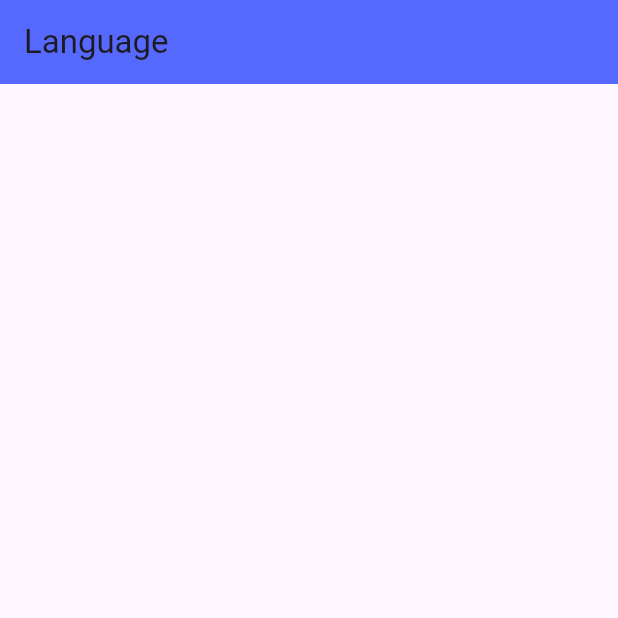
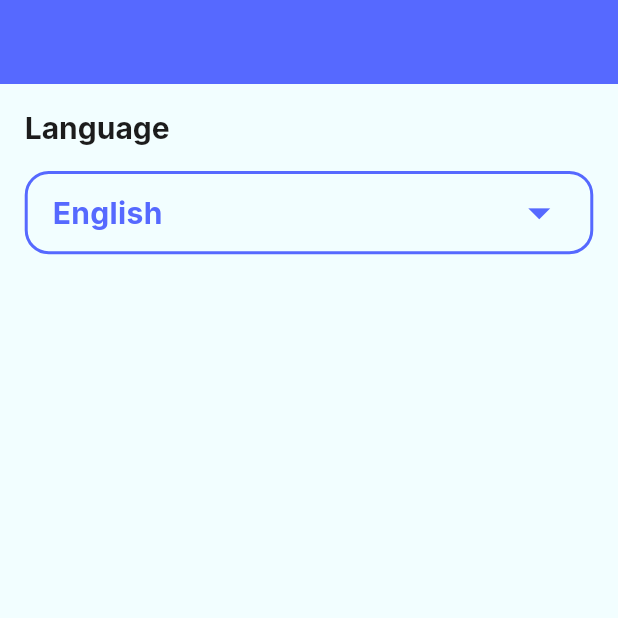
Before and after one commit to shoogalzain-cpu/evently_app, a Flutter app: the screen it shows after launch, on a phone screen of 412 x 824 dp, the top half of it. Run offline on Flutter 3.47's test engine with Material 3 defaults, Android fonts, the phone set to English and light mode, and no system bars; our stand-ins replace google_fonts.

Commit message:
+ profile + provider

```diff
--- a/lib/home/home_screen.dart
+++ b/lib/home/home_screen.dart
@@ -1,5 +1,10 @@
+import 'package:event_app/home/tabs/profile/profile.dart';
+import 'package:event_app/l10n/app_localizations.dart';
 import 'package:event_app/utils/app_colors.dart';
 import 'package:flutter/material.dart';
+
+
+
 
 class HomeScreen extends StatelessWidget {
   const HomeScreen({super.key});
@@ -7,10 +12,7 @@ class HomeScreen extends StatelessWidget {
   @override
   Widget build(BuildContext context) {
     return Scaffold(
-      appBar: AppBar(
-        backgroundColor:AppColors.primaryLight ,
-        title: Text('Language'),
-      ),
+      body: ProfileTab(),
     );
   }
 }
--- /dev/null
+++ b/lib/home/tabs/profile/profile.dart
@@ -0,0 +1,82 @@
+import 'package:event_app/home/tabs/profile/language/language_bottom_sheet.dart';
+import 'package:event_app/l10n/app_localizations.dart';
+import 'package:event_app/providers/app_language_provider.dart';
+import 'package:event_app/utils/app_colors.dart';
+import 'package:event_app/utils/app_styles.dart';
+import 'package:flutter/material.dart';
+import 'package:provider/provider.dart';
+
+class ProfileTab extends StatefulWidget {
+  const ProfileTab({super.key});
+
+  @override
+  State<ProfileTab> createState() => _ProfileTabState();
+}
+
+class _ProfileTabState extends State<ProfileTab> {
+  @override
+  Widget build(BuildContext context) {
+
+    var height = MediaQuery.of(context).size.height;
+    var width = MediaQuery.of(context).size.width;
+    var languageProvider = Provider.of<AppLanguageProvider>(context);
+    return Scaffold(
+      appBar: AppBar(
+        backgroundColor: AppColors.primaryLight,
+      ),
+      body: Padding(
+        padding: EdgeInsets.symmetric(
+          horizontal: width*0.04,
+          vertical: height*0.02
+        ),
+        child: Column(
+          crossAxisAlignment: CrossAxisAlignment.stretch,
+          children: [
+            Text(AppLocalizations.of(context)!.language,
+            style: Theme.of(context).textTheme.headlineLarge,),
+            InkWell(
+              onTap: (){
+               showLanguageBottomSheet();
+              },
+              child: Container(
+                margin: EdgeInsets.symmetric(
+                  vertical: height*0.02
+                ),
+                padding: EdgeInsets.symmetric(
+                  horizontal: width*0.04,
+                  vertical: height*0.01
+                ),
+                decoration: BoxDecoration(
+                  borderRadius: BorderRadius.circular(16),
+                  border: Border.all(
+                    color: AppColors.primaryLight,
+                    width: 2
+                  )
+                ),
+                child: Row(
+                  mainAxisAlignment: MainAxisAlignment.spaceBetween,
+                  children: [
+                    Text(
+                      languageProvider.appLanguage == 'en'?
+                      AppLocalizations.of(context)!.english:
+                      AppLocalizations.of(context)!.arabic,
+                    style: AppStyles.bold20Primary,),
+                    Icon(Icons.arrow_drop_down_outlined,
+                    color: AppColors.primaryLight,size: 35,)
+                  ],
+                ),
+              ),
+            )
+          ],
+        ),
+      ),
+    );
+  }
+
+  void showLanguageBottomSheet() {
+    showModalBottomSheet(
+        context: context,
+        builder: (context) =>const LanguageBottomSheet() ,
+    );
+  }
+}
--- a/lib/l10n/app_localizations.dart
+++ b/lib/l10n/app_localizations.dart
@@ -98,6 +98,12 @@ abstract class AppLocalizations {
     Locale('en'),
   ];
 
+  /// No description provided for @language.
+  ///
+  /// In en, this message translates to:
+  /// **'Language'**
+  String get language;
+
   /// No description provided for @english.
   ///
   /// In en, this message translates to:
@@ -127,6 +133,156 @@ abstract class AppLocalizations {
   /// In en, this message translates to:
   /// **'Light'**
   String get light;
+
+  /// No description provided for @start.
+  ///
+  /// In en, this message translates to:
+  /// **'Let’s Start'**
+  String get start;
+
+  /// No description provided for @onboarding_title_1.
+  ///
+  /// In en, this message translates to:
+  /// **'Personalize Your Experience'**
+  String get onboarding_title_1;
+
+  /// No description provided for @onboarding_desc_1.
+  ///
+  /// In en, this message translates to:
+  /// **'Choose your preferred theme and language to get started with a comfortable, tailored experience that suits your style.'**
+  String get onboarding_desc_1;
+
+  /// No description provided for @onboarding_title_2.
+  ///
+  /// In en, this message translates to:
+  /// **'Find Events That Inspire You'**
+  String get onboarding_title_2;
+
+  /// No description provided for @onboarding_desc_2.
+  ///
+  /// In en, this message translates to:
+  /// **'Dive into a world of events crafted to fit your unique interests. Whether you\'re into live music, art workshops, professional networking, or simply discovering new experiences, we have something for everyone. Our curated recommendations will help you explore, connect, and make the most of every opportunity around you.'**
+  String get onboarding_desc_2;
+
+  /// No description provided for @onboarding_title_3.
+  ///
+  /// In en, this message translates to:
+  /// **'Effortless Event Planning'**
+  String get onboarding_title_3;
+
+  /// No description provided for @onboarding_desc_3.
+  ///
+  /// In en, this message translates to:
+  /// **'Take the hassle out of organizing events with our all-in-one planning tools. From setting up invites and managing RSVPs to scheduling reminders and coordinating details, we’ve got you covered. Plan with ease and focus on what matters - creating an unforgettable experience for you and your guests.'**
+  String get onboarding_desc_3;
+
+  /// No description provided for @onboarding_title_4.
+  ///
+  /// In en, this message translates to:
+  /// **'Connect with Friends & Share Moments'**
+  String get onboarding_title_4;
+
+  /// No description provided for @onboarding_desc_4.
+  ///
+  /// In en, this message translates to:
+  /// **'Make every event memorable by sharing the experience with others. Our platform lets you invite friends, keep everyone in the loop, and celebrate moments together. Capture and share the excitement with your network, so you can relive the highlights and cherish the memories.'**
+  String get onboarding_desc_4;
+
+  /// No description provided for @register.
+  ///
+  /// In en, this message translates to:
+  /// **'Register'**
+  String get register;
+
+  /// No description provided for @forgetPassword.
+  ///
+  /// In en, this message translates to:
+  /// **'Forget Password'**
+  String get forgetPassword;
+
+  /// No description provided for @email.
+  ///
+  /// In en, this message translates to:
+  /// **'Email'**
+  String get email;
+
+  /// No description provided for @appName.
+  ///
+  /// In en, this message translates to:
+  /// **'Evently'**
+  String get appName;
+
+  /// No description provided for @password.
+  ///
+  /// In en, this message translates to:
+  /// **'Password'**
+  String get password;
+
+  /// No description provided for @name.
+  ///
+  /// In en, this message translates to:
+  /// **'Name'**
+  String get name;
+
+  /// No description provided for @forgetPasswordQuestion.
+  ///
+  /// In en, this message translates to:
+  /// **'Forget Password?'**
+  String get forgetPasswordQuestion;
+
+  /// No description provided for @login.
+  ///
+  /// In en, this message translates to:
+  /// **'Login'**
+  String get login;
+
+  /// No description provided for @resetPassword.
+  ///
+  /// In en, this message translates to:
+  /// **'Reset Password'**
+  String get resetPassword;
+
+  /// No description provided for @dontHaveAccount.
+  ///
+  /// In en, this message translates to:
+  /// **'Don\'t Have Account? Create Account'**
+  String get dontHaveAccount;
+
+  /// No description provided for @or.
+  ///
+  /// In en, this message translates to:
+  /// **'Or'**
+  String get or;
+
+  /// No description provided for @rePassword.
+  ///
+  /// In en, this message translates to:
+  /// **'Re-enter Password'**
+  String get rePassword;
+
+  /// No description provided for @loginWithGoogle.
+  ///
+  /// In en, this message translates to:
+  /// **'Login With Google'**
+  String get loginWithGoogle;
+
+  /// No description provided for @createAccount.
+  ///
+  /// In en, this message translates to:
+  /// **'Create Account'**
+  String get createAccount;
+
+  /// No description provided for @alreadyHaveAccount.
+  ///
+  /// In en, this message translates to:
+  /// **'Already Have Account?'**
+  String get alreadyHaveAccount;
+
+  /// No description provided for @loginAction.
+  ///
+  /// In en, this message translates to:
+  /// **'Login'**
+  String get loginAction;
 }
 
 class _AppLocalizationsDelegate
--- a/lib/main.dart
+++ b/lib/main.dart
@@ -1,10 +1,16 @@
 import 'package:event_app/home/home_screen.dart';
+import 'package:event_app/providers/app_language_provider.dart';
 import 'package:event_app/utils/app_routes.dart';
 import 'package:event_app/utils/app_theme.dart';
 import 'package:flutter/material.dart';
+import 'package:provider/provider.dart';
+import 'l10n/app_localizations.dart';
+
 
 void main() {
-  runApp(const MyApp());
+  runApp(ChangeNotifierProvider(
+      create: (context) => AppLanguageProvider(),
+      child: const MyApp()));
 }
 
 class MyApp extends StatelessWidget {
@@ -13,15 +19,19 @@ class MyApp extends StatelessWidget {
   // This widget is the root of your application.
   @override
   Widget build(BuildContext context) {
+    var languageProvider = Provider.of<AppLanguageProvider>(context);
     return MaterialApp(
       debugShowCheckedModeBanner: false,
       initialRoute: AppRoutes.homeRouteName,
       routes: {
         AppRoutes.homeRouteName:(context)=> HomeScreen(),
       },
-      locale: Locale('en'),
+      locale: Locale(languageProvider.appLanguage),
+      localizationsDelegates: AppLocalizations.localizationsDelegates,
+      supportedLocales: AppLocalizations.supportedLocales,
       theme: AppTheme.lightTheme,
       darkTheme: AppTheme.darkTheme,
+      themeMode: ThemeMode.light,
     );
 
   }
--- /dev/null
+++ b/lib/providers/app_language_provider.dart
@@ -0,0 +1,14 @@
+import 'package:flutter/material.dart';
+
+class AppLanguageProvider extends ChangeNotifier{
+  String appLanguage ='en';
+
+  void changeLanguage(String newLanguage){
+    if(appLanguage == newLanguage){
+      return;
+    }
+    appLanguage = newLanguage ;
+    notifyListeners();
+
+  }
+}
--- a/lib/utils/app_theme.dart
+++ b/lib/utils/app_theme.dart
@@ -1,12 +1,21 @@
 import 'package:event_app/utils/app_colors.dart';
+import 'package:event_app/utils/app_styles.dart';
 import 'package:flutter/material.dart';
 
 class AppTheme{
   static final ThemeData lightTheme = ThemeData(
-    primaryColor: AppColors.primaryLight
+    primaryColor: AppColors.primaryLight,
+    scaffoldBackgroundColor: AppColors.whiteBgColor,
+    textTheme: TextTheme(
+      headlineLarge: AppStyles.bold20Black
+    )
   );
 
   static final ThemeData darkTheme = ThemeData(
-      primaryColor: AppColors.primaryDark
+      primaryColor: AppColors.primaryDark,
+      scaffoldBackgroundColor: AppColors.primaryDark,
+      textTheme: TextTheme(
+          headlineLarge: AppStyles.bold20whit
+      )
   );
 }
--- a/pubspec.yaml
+++ b/pubspec.yaml
@@ -39,6 +39,7 @@ dependencies:
   cupertino_icons: ^1.0.8
   flutter_native_splash: ^2.4.7
   google_fonts: ^8.0.2
+  provider: ^6.1.5+1
 
 dev_dependencies:
   flutter_test:
```
Also changed, not shown: lib/home/tabs/profile/language/language_bottom_sheet.dart (added, +70 -0 lines), lib/l10n/app_ar.arb (+30 -1 lines), lib/l10n/app_en.arb (+29 -1 lines), lib/l10n/app_localizations_ar.dart (+82 -0 lines), lib/l10n/app_localizations_en.dart (+82 -0 lines), pubspec.lock.
